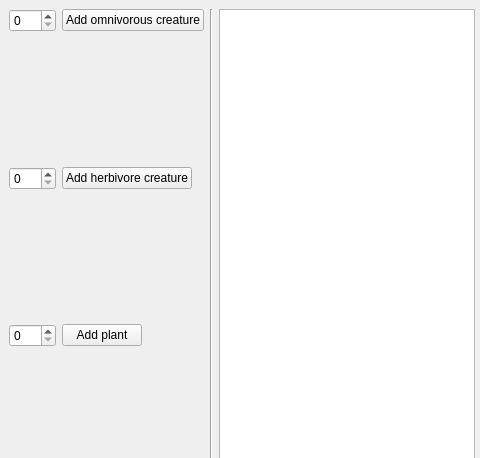
Natali124/Evolution-Simulator, file Evolution_1/mainwindow.ui: the form before one commit; both pictures show x 0 to 480 and y 0 to 458 of the 1100 by 600 pixel window.
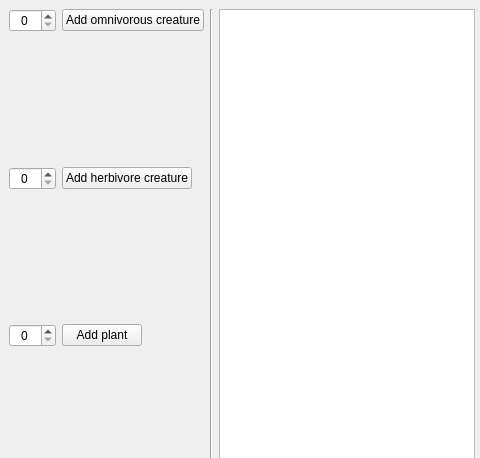
The form after the commit.

```diff
--- a/Evolution_1/mainwindow.ui
+++ b/Evolution_1/mainwindow.ui
@@ -105,6 +105,9 @@
       <property name="autoFillBackground">
        <bool>true</bool>
       </property>
+      <property name="alignment">
+       <set>Qt::AlignCenter</set>
+      </property>
       <property name="maximum">
        <number>999</number>
       </property>
@@ -224,6 +227,9 @@
       <property name="autoFillBackground">
        <bool>true</bool>
       </property>
+      <property name="alignment">
+       <set>Qt::AlignCenter</set>
+      </property>
       <property name="maximum">
        <number>999</number>
       </property>
@@ -247,6 +253,12 @@
       <property name="autoFillBackground">
        <bool>true</bool>
       </property>
+      <property name="frame">
+       <bool>true</bool>
+      </property>
+      <property name="alignment">
+       <set>Qt::AlignCenter</set>
+      </property>
       <property name="maximum">
        <number>999</number>
       </property>
```
